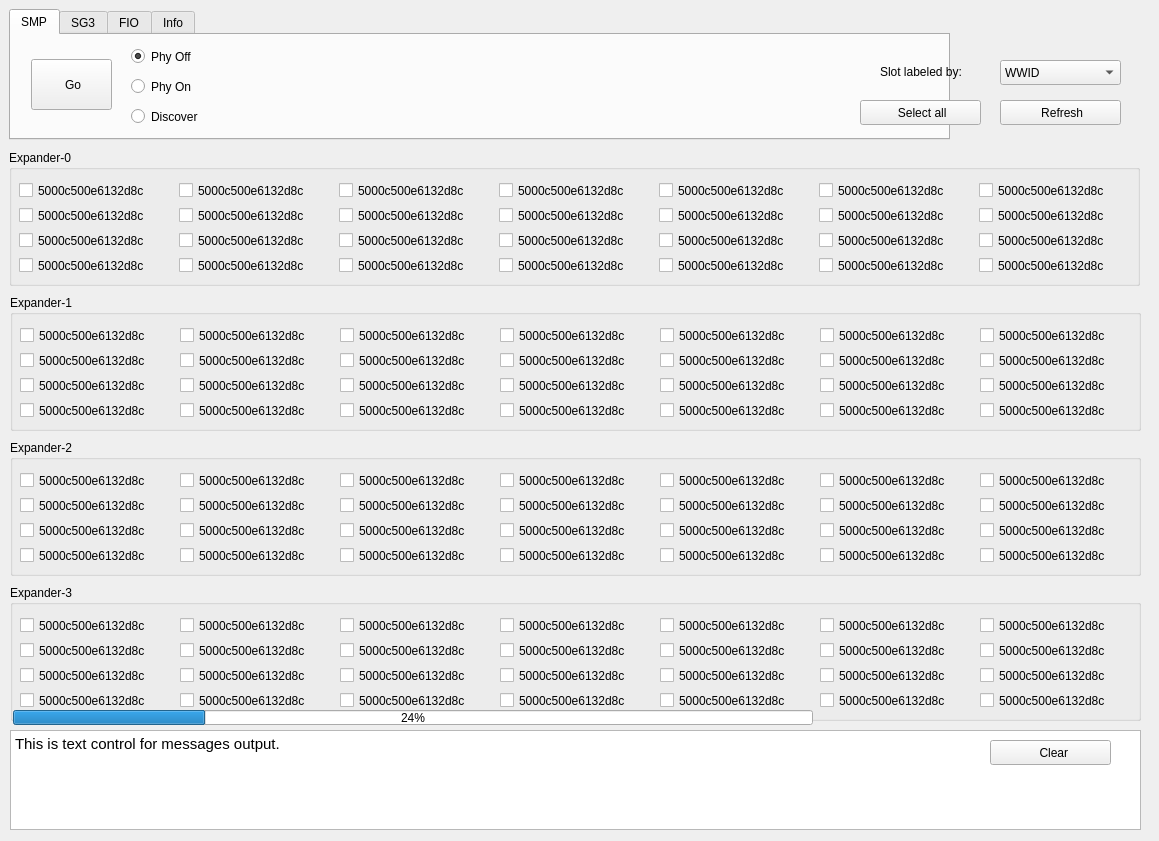
Before: the Qt Designer form widget.ui in JuihoChen/myDino, drawn with Qt 5.
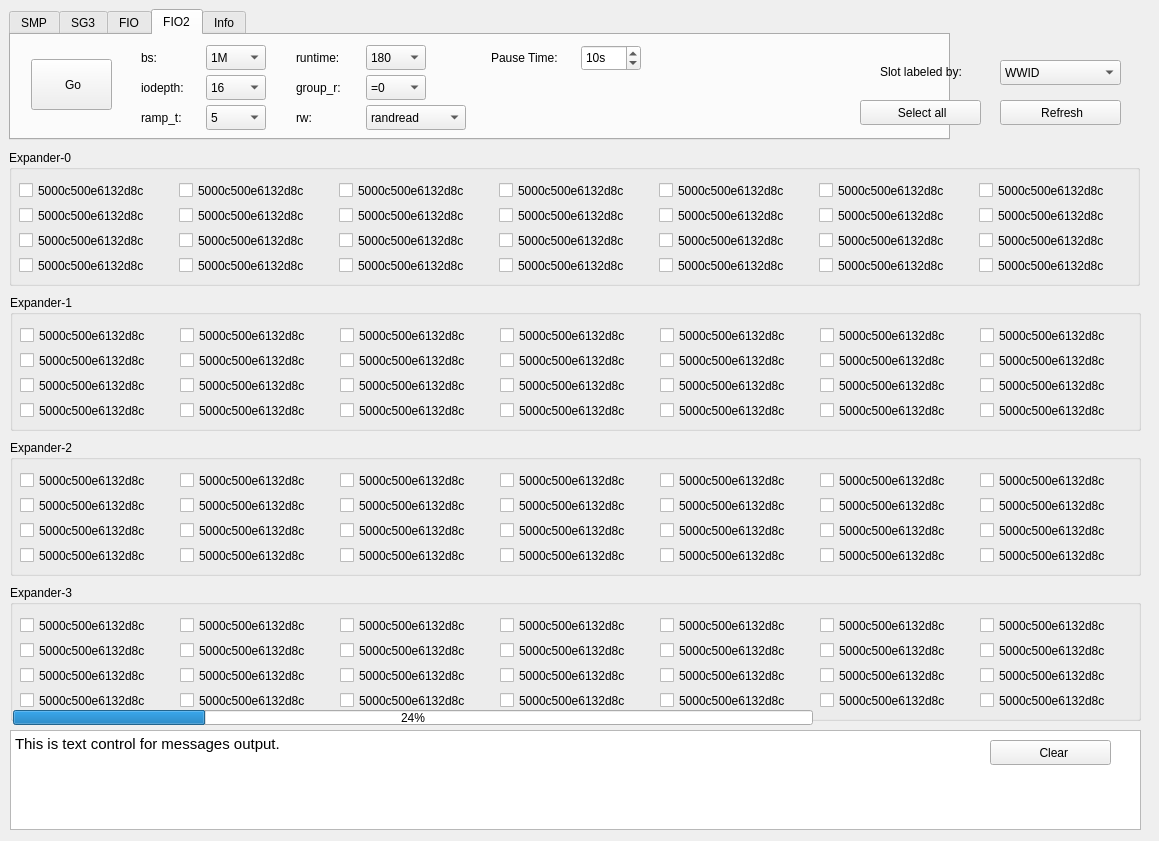
After: the same form once the commit is applied. The open tabs and pages were chosen to show the change. Icons and pictures are not drawn.

Commit message: [UPDATE] 1. Added a FIO2 tab page to customize fio auto test script          2. Modularize to set fan duty and display a pause bar

```diff
--- a/widget.ui
+++ b/widget.ui
@@ -361,6 +361,334 @@
      </property>
     </widget>
    </widget>
+   <widget class="QWidget" name="tab_fio2">
+    <attribute name="title">
+     <string>FIO2</string>
+    </attribute>
+    <widget class="QPushButton" name="btnFio2Go">
+     <property name="geometry">
+      <rect>
+       <x>20</x>
+       <y>24</y>
+       <width>81</width>
+       <height>51</height>
+      </rect>
+     </property>
+     <property name="text">
+      <string> Go</string>
+     </property>
+     <property name="icon">
+      <iconset resource="systray.qrc">
+       <normaloff>:/pokemon-go.png</normaloff>:/pokemon-go.png</iconset>
+     </property>
+     <property name="iconSize">
+      <size>
+       <width>24</width>
+       <height>24</height>
+      </size>
+     </property>
+    </widget>
+    <widget class="QComboBox" name="cbxBS">
+     <property name="geometry">
+      <rect>
+       <x>195</x>
+       <y>10</y>
+       <width>60</width>
+       <height>25</height>
+      </rect>
+     </property>
+     <property name="currentIndex">
+      <number>5</number>
+     </property>
+     <item>
+      <property name="text">
+       <string>4K</string>
+      </property>
+     </item>
+     <item>
+      <property name="text">
+       <string>64K</string>
+      </property>
+     </item>
+     <item>
+      <property name="text">
+       <string>128K</string>
+      </property>
+     </item>
+     <item>
+      <property name="text">
+       <string>256K</string>
+      </property>
+     </item>
+     <item>
+      <property name="text">
+       <string>512K</string>
+      </property>
+     </item>
+     <item>
+      <property name="text">
+       <string>1M</string>
+      </property>
+     </item>
+    </widget>
+    <widget class="QLabel" name="label_3">
+     <property name="geometry">
+      <rect>
+       <x>130</x>
+       <y>10</y>
+       <width>30</width>
+       <height>25</height>
+      </rect>
+     </property>
+     <property name="text">
+      <string>bs:</string>
+     </property>
+    </widget>
+    <widget class="QComboBox" name="cbxIODepth">
+     <property name="geometry">
+      <rect>
+       <x>195</x>
+       <y>40</y>
+       <width>60</width>
+       <height>25</height>
+      </rect>
+     </property>
+     <property name="currentIndex">
+      <number>1</number>
+     </property>
+     <item>
+      <property name="text">
+       <string>8</string>
+      </property>
+     </item>
+     <item>
+      <property name="text">
+       <string>16</string>
+      </property>
+     </item>
+    </widget>
+    <widget class="QLabel" name="label_4">
+     <property name="geometry">
+      <rect>
+       <x>130</x>
+       <y>40</y>
+       <width>60</width>
+       <height>25</height>
+      </rect>
+     </property>
+     <property name="text">
+      <string>iodepth:</string>
+     </property>
+    </widget>
+    <widget class="QLabel" name="label_5">
+     <property name="geometry">
+      <rect>
+       <x>130</x>
+       <y>70</y>
+       <width>60</width>
+       <height>25</height>
+      </rect>
+     </property>
+     <property name="text">
+      <string>ramp_t:</string>
+     </property>
+    </widget>
+    <widget class="QComboBox" name="cbxRamp">
+     <property name="geometry">
+      <rect>
+       <x>195</x>
+       <y>70</y>
+       <width>60</width>
+       <height>25</height>
+      </rect>
+     </property>
+     <item>
+      <property name="text">
+       <string>5</string>
+      </property>
+     </item>
+     <item>
+      <property name="text">
+       <string>10</string>
+      </property>
+     </item>
+     <item>
+      <property name="text">
+       <string>20</string>
+      </property>
+     </item>
+     <item>
+      <property name="text">
+       <string>30</string>
+      </property>
+     </item>
+    </widget>
+    <widget class="QLabel" name="label_6">
+     <property name="geometry">
+      <rect>
+       <x>285</x>
+       <y>10</y>
+       <width>60</width>
+       <height>25</height>
+      </rect>
+     </property>
+     <property name="text">
+      <string>runtime:</string>
+     </property>
+    </widget>
+    <widget class="QComboBox" name="cbxRuntime">
+     <property name="geometry">
+      <rect>
+       <x>355</x>
+       <y>10</y>
+       <width>60</width>
+       <height>25</height>
+      </rect>
+     </property>
+     <property name="currentIndex">
+      <number>2</number>
+     </property>
+     <item>
+      <property name="text">
+       <string>60</string>
+      </property>
+     </item>
+     <item>
+      <property name="text">
+       <string>120</string>
+      </property>
+     </item>
+     <item>
+      <property name="text">
+       <string>180</string>
+      </property>
+     </item>
+     <item>
+      <property name="text">
+       <string>240</string>
+      </property>
+     </item>
+    </widget>
+    <widget class="QComboBox" name="cbxGroup">
+     <property name="geometry">
+      <rect>
+       <x>355</x>
+       <y>40</y>
+       <width>60</width>
+       <height>25</height>
+      </rect>
+     </property>
+     <property name="currentIndex">
+      <number>0</number>
+     </property>
+     <item>
+      <property name="text">
+       <string>=0</string>
+      </property>
+     </item>
+     <item>
+      <property name="text">
+       <string>#</string>
+      </property>
+     </item>
+    </widget>
+    <widget class="QLabel" name="label_7">
+     <property name="geometry">
+      <rect>
+       <x>285</x>
+       <y>40</y>
+       <width>65</width>
+       <height>25</height>
+      </rect>
+     </property>
+     <property name="text">
+      <string>group_r:</string>
+     </property>
+    </widget>
+    <widget class="QComboBox" name="cbxRW">
+     <property name="geometry">
+      <rect>
+       <x>355</x>
+       <y>70</y>
+       <width>100</width>
+       <height>25</height>
+      </rect>
+     </property>
+     <property name="currentIndex">
+      <number>0</number>
+     </property>
+     <item>
+      <property name="text">
+       <string>randread</string>
+      </property>
+     </item>
+     <item>
+      <property name="text">
+       <string>randwrite</string>
+      </property>
+     </item>
+     <item>
+      <property name="text">
+       <string>read</string>
+      </property>
+     </item>
+     <item>
+      <property name="text">
+       <string>write</string>
+      </property>
+     </item>
+     <item>
+      <property name="text">
+       <string>all</string>
+      </property>
+     </item>
+    </widget>
+    <widget class="QLabel" name="label_8">
+     <property name="geometry">
+      <rect>
+       <x>285</x>
+       <y>70</y>
+       <width>30</width>
+       <height>25</height>
+      </rect>
+     </property>
+     <property name="text">
+      <string>rw:</string>
+     </property>
+    </widget>
+    <widget class="QSpinBox" name="spinFio2Wl">
+     <property name="geometry">
+      <rect>
+       <x>570</x>
+       <y>10</y>
+       <width>60</width>
+       <height>26</height>
+      </rect>
+     </property>
+     <property name="suffix">
+      <string>s</string>
+     </property>
+     <property name="prefix">
+      <string/>
+     </property>
+     <property name="value">
+      <number>10</number>
+     </property>
+    </widget>
+    <widget class="QLabel" name="label_9">
+     <property name="geometry">
+      <rect>
+       <x>480</x>
+       <y>10</y>
+       <width>85</width>
+       <height>26</height>
+      </rect>
+     </property>
+     <property name="text">
+      <string>Pause Time:</string>
+     </property>
+    </widget>
+   </widget>
    <widget class="QWidget" name="tab_info">
     <attribute name="title">
      <string>Info</string>
```
Left out of the diff: 6 changed lines with no effect on the pictures. The commit also changes 2 other files.
